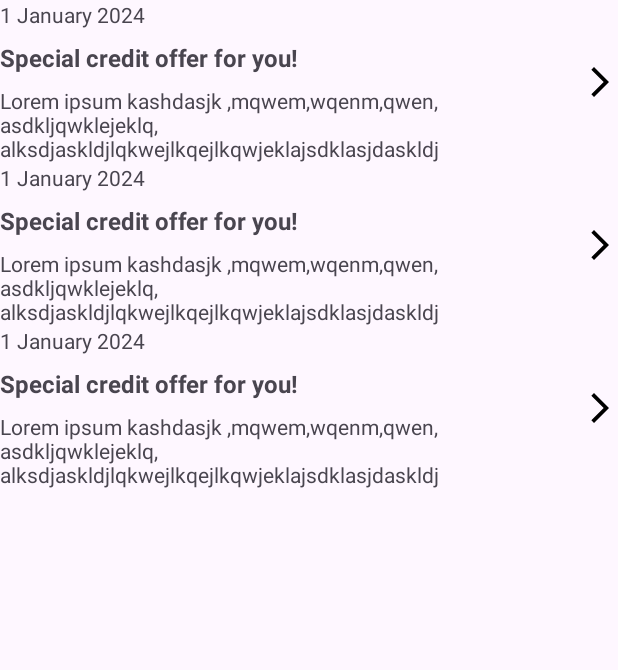
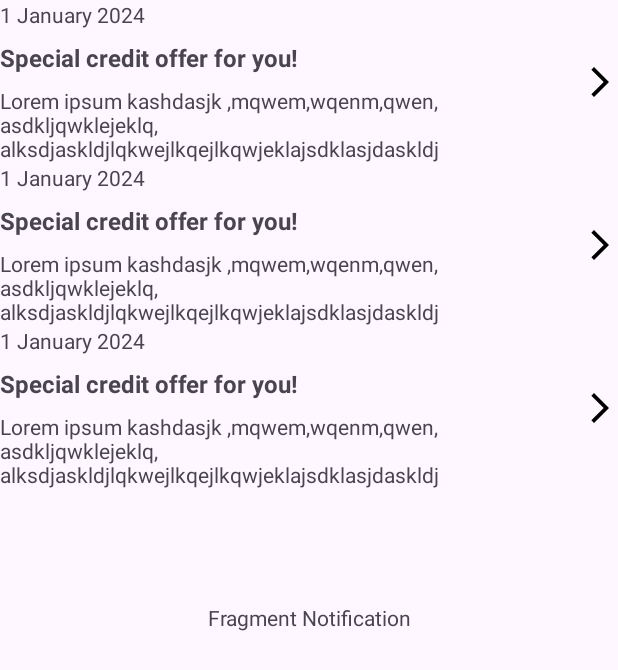
Before and after one commit to rizadwiandhika/AndroidAssignment, an Android app: the layout fragment_notification.xml on its own in the app's theme, with its tools: preview values and no code run, on a phone screen of 412 x 824 dp. Shown: the top 670 px of the screen. Run offline under Robolectric (Android 15) with nearby library versions, the phone set to English and light mode, and no system bars.

Commit message:
fix: show loading / error message for notification list

```diff
--- a/app/src/main/res/layout/fragment_notification.xml
+++ b/app/src/main/res/layout/fragment_notification.xml
@@ -5,11 +5,13 @@
     android:layout_width="match_parent"
     android:layout_height="match_parent">
 
-    <!--    <TextView-->
-    <!--        android:layout_width="match_parent"-->
-    <!--        android:layout_height="match_parent"-->
-    <!--        android:gravity="center"-->
-    <!--        android:text="Fragment Notification" />-->
+    <TextView
+        android:id="@+id/tvMessage"
+        android:layout_width="match_parent"
+        android:layout_height="match_parent"
+        android:gravity="center"
+        android:text="Fragment Notification" />
+
 
     <androidx.recyclerview.widget.RecyclerView
         android:id="@+id/rvNotification"
```
